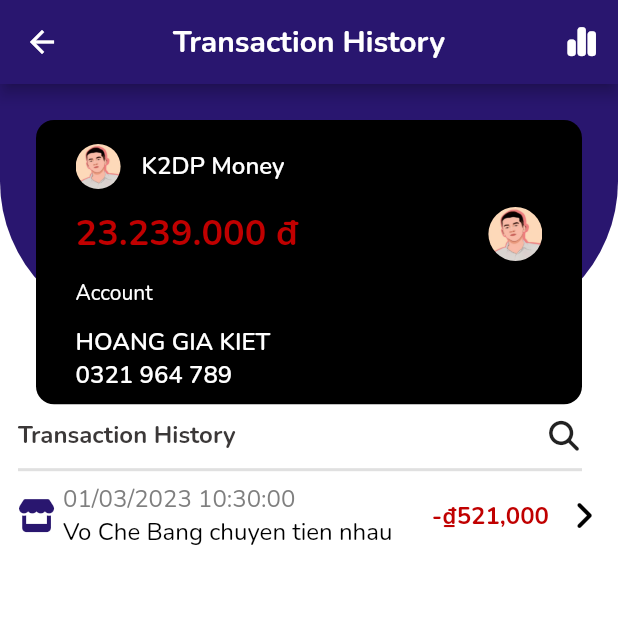
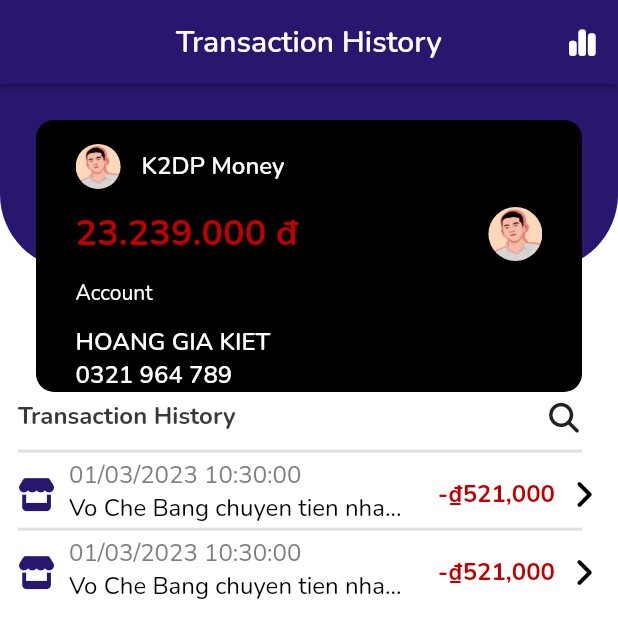
Before and after one commit to Bie-NHD/k2db-flutter-app, a Flutter app: the Statistic screen opened directly, on a phone screen of 412 x 824 dp. Shown: the top 638 px of the screen. Run offline on Flutter 3.47's test engine with Material 2 defaults, Android fonts, the phone set to English and light mode, and no system bars; our stand-ins replace carousel_slider, firebase_core, firebase_messaging, font_awesome_flutter, salomon_bottom_bar, shared_preferences; accounts and stored records are empty.

Commit message:
change appBar and fix overflow item

```diff
--- a/k2dbmoneyapp/lib/views/screens/statistic/statistic_main.dart
+++ b/k2dbmoneyapp/lib/views/screens/statistic/statistic_main.dart
@@ -8,6 +8,7 @@ import 'package:k2dbmoneyapp/core/extensions/extension_textstyle.dart';
 import 'package:k2dbmoneyapp/core/helpers/helper_asset.dart';
 import 'package:k2dbmoneyapp/core/helpers/helper_image.dart';
 import 'package:k2dbmoneyapp/core/widgets/icon_textlink.dart';
+import 'package:k2dbmoneyapp/views/screens/authen/main_page.dart';
 import 'package:k2dbmoneyapp/views/widgets/widget_card_function.dart';
 import 'package:intl/intl.dart';
 
@@ -22,45 +23,47 @@ class Statistic extends StatelessWidget {
     return Scaffold(
       backgroundColor: ColorsApp.backgroundLight,
       appBar: AppBar(
+        elevation: 2,
+        automaticallyImplyLeading: false,
+        centerTitle: true,
         backgroundColor: ColorsApp.primaryColor,
-        centerTitle: true,
-        title: Text('Transaction History',
-              style: TextStyles.defaultStyle.colorDefaultText.colorAppBarText.sizeAppbar.bold),
+        title: Text(
+          "Transaction History",
+          style:
+          TextStyles.defaultStyle.semiBold.sizeAppbar.colorAppBarText,
+        ),
         actions: [
           IconButton(
+            padding: const EdgeInsets.all(k12Padding),
             onPressed: () {},
             icon: const Icon(
               FontAwesomeIcons.chartSimple,
-              size: kIconSize,
-              // color: ColorsApp.primaryColor,
+              size: kIconSize - 2,
             ),
-            style: IconButton.styleFrom(
-              shape: const CircleBorder(),
-              backgroundColor: ColorsApp.backgroundLight,
-            ),
-          ),
+            tooltip: "...",
+          )
         ],
       ),
       body: SizedBox(
-        height: size.height * 0.4,
+        // height: size.height * 0.5,
         child: Column(
           children: [
             Stack(
               clipBehavior: Clip.none,
               children: <Widget>[
                 Container(
-                  height: size.height * 0.2,
+                  height: size.height * 0.15,
                   decoration: const BoxDecoration(
                       color: ColorsApp.primaryColor,
                       borderRadius: BorderRadius.only(
-                          bottomLeft: Radius.circular(100),
-                          bottomRight: Radius.circular(100))),
+                          bottomLeft: Radius.circular(50),
+                          bottomRight: Radius.circular(50))),
                 ),
               Positioned(
                   left: 0,
                   right: 0,
                   top: k24Padding,
-                  height: size.height * 0.23,
+                  height: size.height * 0.22,
                   child: Container(
                     margin: const EdgeInsets.symmetric(horizontal: k12Margin * 2),
                     // height: 150,
@@ -141,12 +144,14 @@ class Statistic extends StatelessWidget {
               ),
             ],
           ),
-            SizedBox(height: size.height * 0.055),
+            SizedBox(height: size.height * 0.09),
             Container(
-              padding: const EdgeInsets.only(left: k12Padding, right: k12Margin),
+              padding: const EdgeInsets.symmetric(horizontal: k12Padding),
               child: Column(
                 children: [
                   Row(
+                    // crossAxisAlignment: CrossAxisAlignment.start,
+                    // mainAxisSize: MainAxisSize.min,
                     children: [
                       Text(
                         'Transaction History',
@@ -163,29 +168,28 @@ class Statistic extends StatelessWidget {
                       ),
                     ],
                   ),
-                  const Divider(
-                    height: 0,
-                    thickness: k8Padding / 4,
-                    indent: 0,
-                    endIndent: k12Padding,
-                  ),
                   SingleChildScrollView(
-                    child: Container(
-                      margin: const EdgeInsets.only(top: k8Margin),
-                      child: Column(
+                    child: Column(
                         crossAxisAlignment: CrossAxisAlignment.start,
                         children: [
                           Transaction_History(
                               dateTime: DateTime.now(),
-                              title: 'Vo Che Bang chuyen tien nhau',
+                              title: 'Vo Che Bang chuyen tien nhau cho chi Mii',
                               price: -521000,
                               sizeIcon: kIconSize,
                               isBuying: true,
                               onTap: () {},
-                          )
+                          ),
+                          Transaction_History(
+                            dateTime: DateTime.now(),
+                            title: 'Vo Che Bang chuyen tien nhau cho anh ny cua chi Mii',
+                            price: -521000,
+                            sizeIcon: kIconSize,
+                            isBuying: true,
+                            onTap: () {},
+                          ),
                         ],
                       ),
-                    ),
                   )
                 ],
               ),
--- a/k2dbmoneyapp/lib/views/widgets/widget_item_history.dart
+++ b/k2dbmoneyapp/lib/views/widgets/widget_item_history.dart
@@ -20,9 +20,19 @@ class Transaction_History extends StatelessWidget {
       : super(key: key);
   @override
   Widget build(BuildContext context) {
+    Size size = MediaQuery.of(context).size;
     return GestureDetector(
       onTap: onTap,
-      child:  Row(
+      child:  Column(
+        children: [
+          const Divider(
+            height: 0,
+            thickness: k8Padding / 4,
+            indent: 0,
+            endIndent: k12Padding,
+          ),
+          const SizedBox(height: k8Margin / 2),
+          Row(
             children: [
               if(isBuying == true)...[
                 const Icon(
@@ -33,24 +43,32 @@ class Transaction_History extends StatelessWidget {
               ]else...[
                 const SizedBox(width: kIconSize, height: kIconSize)
               ],
-          const SizedBox(width: k8Margin),
+              const SizedBox(width: k12Margin),
               Column(
                 crossAxisAlignment: CrossAxisAlignment.start,
+                mainAxisSize: MainAxisSize.min,
                 children: [
                   Text(DateFormat('dd/MM/yyyy HH:mm:ss').format(dateTime),
                     style: TextStyles.defaultStyle.sizeTitleAndButton.colorHintText.regular,
                   ),
-              Text(title,
+                  SizedBox(
+                    width: size.width * 0.55,
+                    child: Text(title,
                       style: TextStyles.defaultStyle.regular.sizeTitleAndButton.regular,
-              )
+                      overflow: TextOverflow.ellipsis,
+                    ),
+                  ),
+                  const SizedBox(height: k8Margin / 2),
                 ],
               ),
               const Spacer(),
               Text(price.toFormatMoney(),
                 style: TextStyles.defaultStyle.bold.sizeTitleAndButton.colorRedText,
               ),
-          const SizedBox(width: k8Margin,),
+              const SizedBox(width: k8Margin / 2),
               IconTextLink(title: '', onTap: () {}, sizeIcon: kIconSize,)
+            ],
+          ),
         ],
       ),
     );
```
Lines whose indentation alone changed are shown as unchanged.
